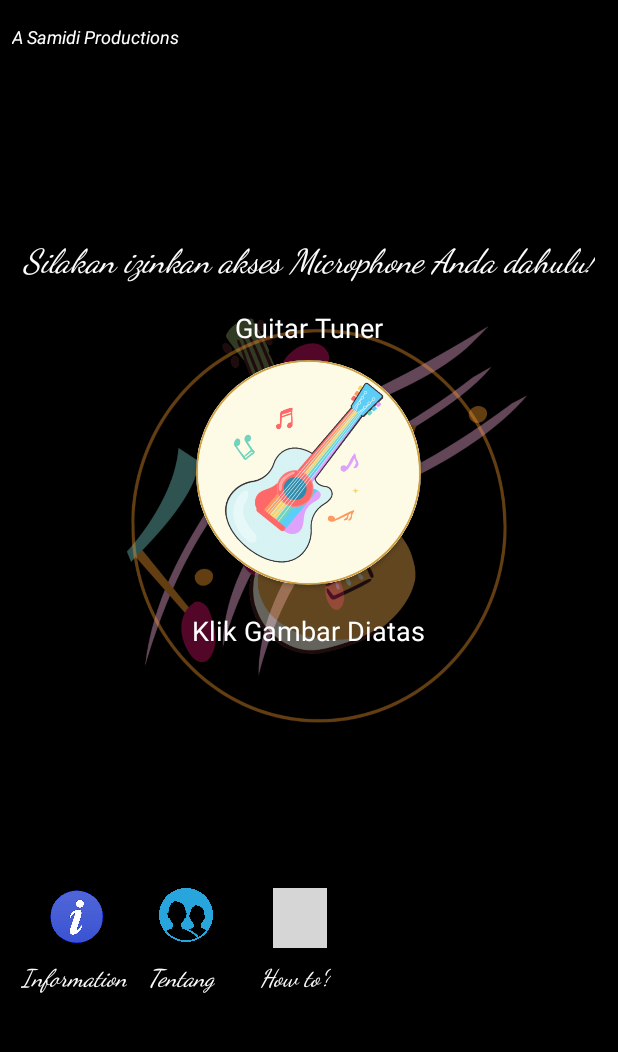
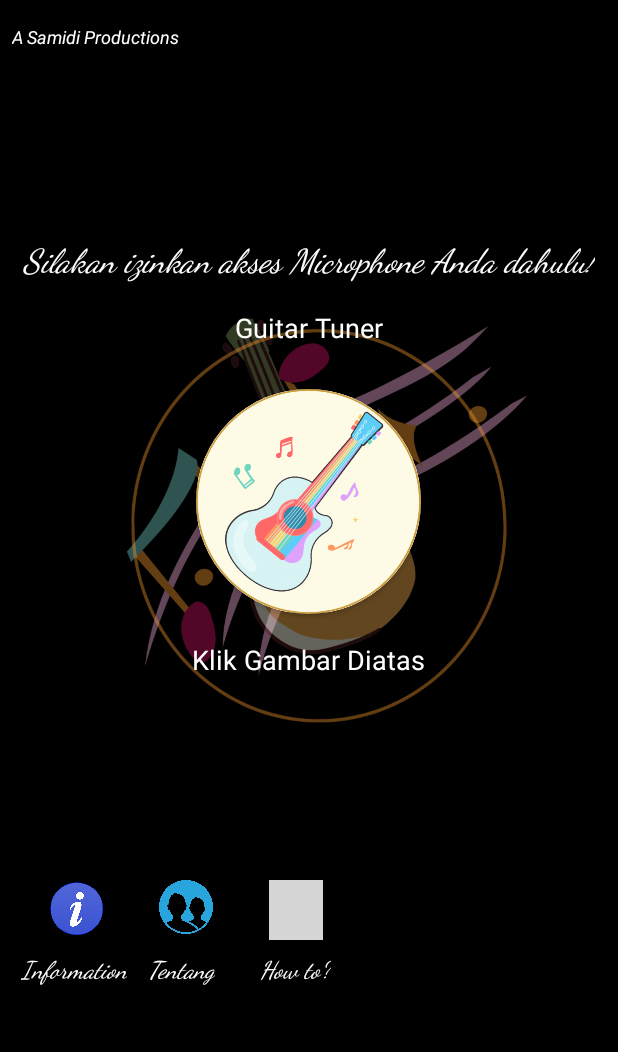
Before and after one commit to aldimas07/StemGitar, an Android app: the screen it shows after launch (MainActivity), on a phone screen of 412 x 824 dp, the part 174-1226 px from its top. Run offline under Robolectric (Android 15) with nearby library versions, the phone set to English and light mode, and no system bars; grey boxes are pictures that could not be loaded.

Commit message:
ubah posisi button di activity main

```diff
--- a/app/src/main/res/layout/activity_main.xml
+++ b/app/src/main/res/layout/activity_main.xml
@@ -59,7 +59,7 @@
         android:textSize="18sp" />
 
     <androidx.cardview.widget.CardView
-        android:layout_marginTop="10dp"
+        android:layout_marginTop="29dp"
         android:layout_width="150dp"
         android:layout_height="150dp"
         app:cardCornerRadius="250dp"
@@ -90,7 +90,7 @@
         <LinearLayout
             android:layout_width="match_parent"
             android:layout_height="70dp"
-            android:layout_marginTop="140dp"
+            android:layout_marginTop="115dp"
             android:orientation="horizontal">
 
             <ImageButton
@@ -119,7 +119,7 @@
                 android:id="@+id/Cara"
                 android:layout_width="36dp"
                 android:layout_height="40dp"
-                android:layout_marginStart="40dp"
+                android:layout_marginStart="37dp"
                 android:layout_marginTop="20dp"
                 android:background="@null"
                 android:contentDescription="@string/information"
```
Also changed, not shown: app/src/main/res/drawable-v24/little_up.png (deleted), app/src/main/res/drawable-v24/perfect.png (deleted), app/src/main/res/drawable-v24/tuning_fork_blue.png (deleted), app/src/main/res/drawable/splashscreen.gif (deleted).
